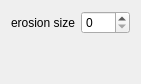
Above: src/view/ui/ErodeImage.ui from Hboni/francis before the change. Below: the same form after it.
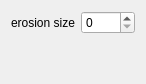
That is the form after the change.

```diff
--- a/src/view/ui/ErodeImage.ui
+++ b/src/view/ui/ErodeImage.ui
@@ -33,6 +33,9 @@
          <property name="minimum">
           <number>0</number>
          </property>
+         <property name="maximum">
+          <number>1000</number>
+         </property>
         </widget>
        </item>
       </layout>
```
